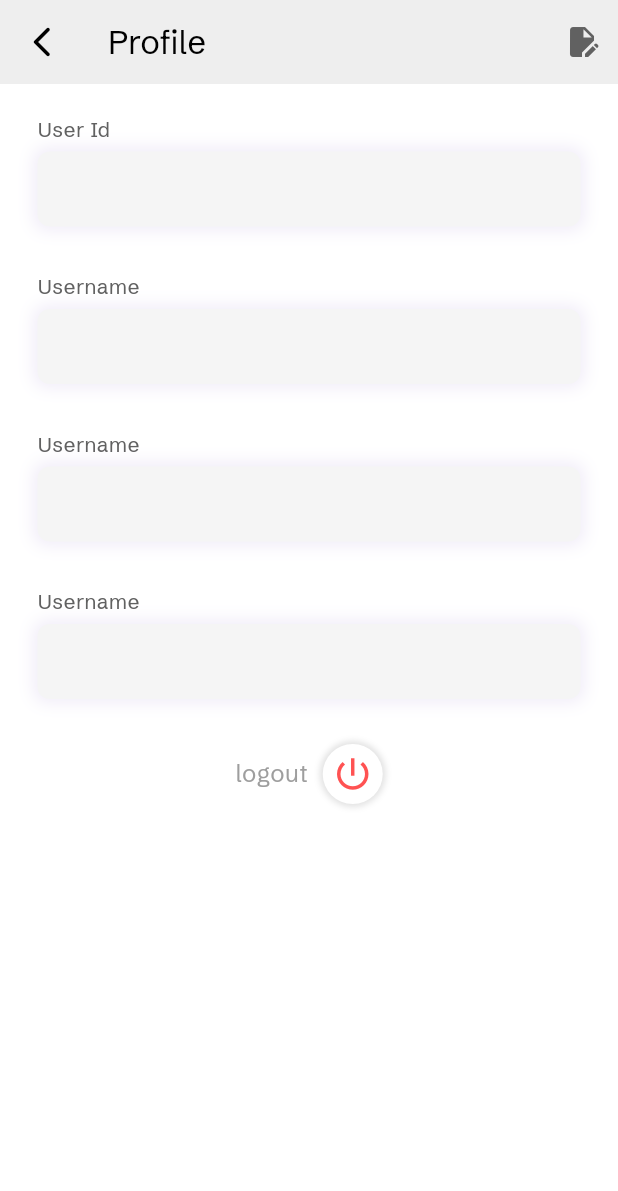
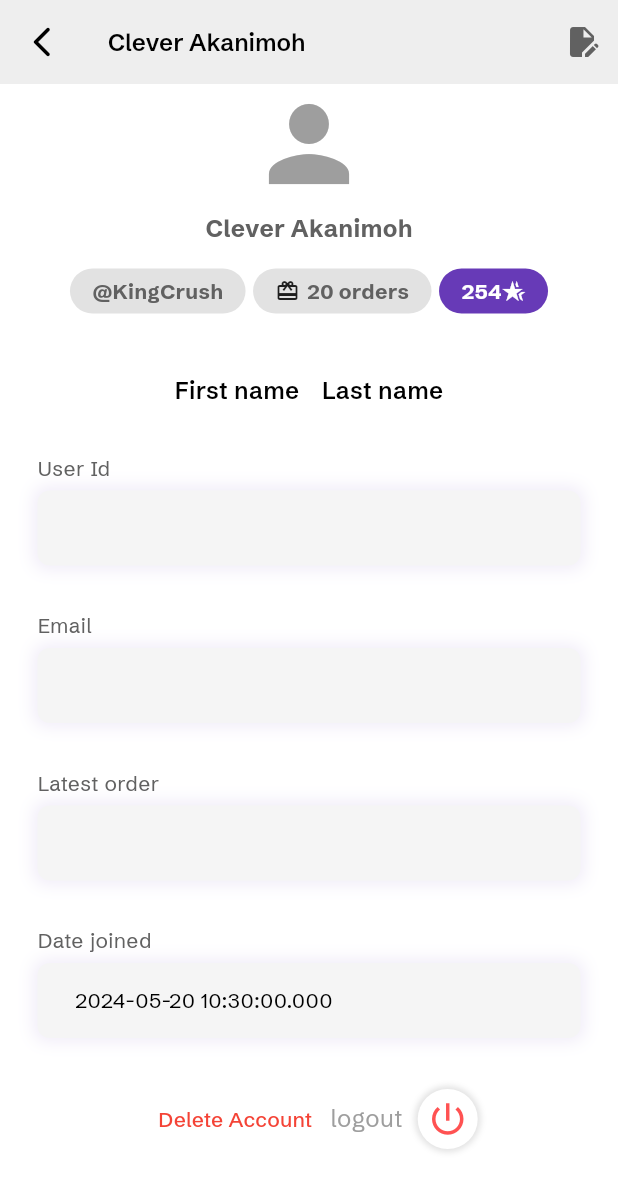
Before and after one commit to cleverAkanimoh/food_delivery_app, a Flutter app: the ProfilePage screen opened directly, on a phone screen of 412 x 824 dp. Shown: the top 1191 px of the screen. Run offline on Flutter 3.47's test engine with Material 3 defaults, Android fonts, the phone set to English and light mode, and no system bars; our stand-ins replace carousel_slider, cloud_firestore, firebase_auth, firebase_core, flutter_credit_card, google_maps_flutter and 2 more; accounts and stored records are empty; network calls fail.

Commit message:
changed 9 files

```diff
--- a/lib/pages/forgot_password_page.dart
+++ b/lib/pages/forgot_password_page.dart
@@ -91,7 +91,11 @@ class _ForgotPasswordPageState extends State<ForgotPasswordPage> {
                     ErrorText(errorMsg: errorMsg),
 
                     const SizedBox(height: smallWhiteSpace),
-                    MyButton(onTap: forgotPw, text: "Reset Password"),
+                    MyButton(
+                      onTap: forgotPw,
+                      text: "Reset Password",
+                      isLoading: isLoading,
+                    ),
                     // const SizedBox(height: whiteSpace),
                   ],
                 ),
--- a/lib/pages/profile_page.dart
+++ b/lib/pages/profile_page.dart
@@ -1,10 +1,13 @@
 import 'package:flutter/material.dart';
+import 'package:food_delivery_app/widgets/colored_container.dart';
+import 'package:food_delivery_app/widgets/settings_page/settings_header.dart';
 
 import '../constants.dart';
 import '../services/auth/auth_service.dart';
 import '../widgets/back_button.dart';
 import '../widgets/settings_page/logout_widget.dart';
 import '../widgets/settings_page/settings_container.dart';
+import '../widgets/title_text.dart';
 
 class ProfilePage extends StatelessWidget {
   ProfilePage({super.key});
@@ -16,7 +19,9 @@ class ProfilePage extends StatelessWidget {
     return Scaffold(
       appBar: AppBar(
         backgroundColor: Theme.of(context).colorScheme.background,
-        title: const Text("Profile"),
+        title: const TitleText(
+          text: "Clever Akanimoh",
+        ),
         leading: const CustomBackButton(),
         actions: [
           IconButton(
@@ -28,28 +33,62 @@ class ProfilePage extends StatelessWidget {
           )
         ],
       ),
-      body: Column(
+      body: SingleChildScrollView(
+        child: Column(
           children: [
-          const SizedBox(height: extraSmallWhiteSpace),
+            SettingsHeader(
+              hasSettings: false,
+            ),
+            const SizedBox(height: whiteSpace),
+            const Padding(
+              padding: EdgeInsets.symmetric(
+                horizontal: whiteSpace,
+                vertical: smallWhiteSpace,
+              ),
+              child: Row(
+                mainAxisAlignment: MainAxisAlignment.center,
+                children: [
+                  TitleText(text: "First name"),
+                  SizedBox(width: smallWhiteSpace),
+                  TitleText(text: "Last name"),
+                ],
+              ),
+            ),
             SettingsContainer(
               heading: "User Id",
               child: Text(user!.uid),
             ),
             SettingsContainer(
-            heading: "Username",
-            child: Text(user!.displayName ?? "No username"),
+              heading: "Email",
+              child: Text(user!.email!),
             ),
             SettingsContainer(
-            heading: "Username",
-            child: Text(user!.displayName ?? "No username"),
+              heading: "Latest order",
+              child: Text(user!.email!),
             ),
             SettingsContainer(
-            heading: "Username",
-            child: Text(user!.displayName ?? "No username"),
+              heading: "Date joined",
+              child: Text(
+                user!.metadata.creationTime.toString().replaceAll("7Z", ""),
+              ),
             ),
             const SizedBox(height: smallWhiteSpace),
+            Row(
+              mainAxisAlignment: MainAxisAlignment.center,
+              children: [
+                TextButton(
+                  onPressed: () {},
+                  child: const Text(
+                    "Delete Account",
+                    style: TextStyle(color: Colors.red),
+                  ),
+                ),
                 const LogoutWidget(),
               ],
+            ),
+            const SizedBox(height: whiteSpace),
+          ],
+        ),
       ),
     );
   }
--- a/lib/pages/register_page.dart
+++ b/lib/pages/register_page.dart
@@ -49,7 +49,7 @@ class _RegisterPageState extends State<RegisterPage> {
         );
 
         FirebaseFirestore.instance.collection('users').add({
-          "id": _user.user!.uid,
+          "userId": _user.user!.uid,
           "email": emailController.text.trim(),
           "username": usernameController.text.trim().replaceAll(" ", "_"),
           "imageUrl": _user.user!.photoURL,
--- /dev/null
+++ b/lib/widgets/colored_container.dart
@@ -0,0 +1,30 @@
+import 'package:flutter/material.dart';
+
+import '../constants.dart';
+
+class ColoredContainer extends StatelessWidget {
+  final Color? color;
+  final Widget child;
+
+  const ColoredContainer({
+    super.key,
+    required this.child,
+    this.color,
+  });
+
+  @override
+  Widget build(BuildContext context) {
+    return Container(
+      padding: const EdgeInsets.symmetric(
+        horizontal: smallWhiteSpace,
+        vertical: extraSmallWhiteSpace,
+      ),
+      decoration: BoxDecoration(
+        color: color ??
+            Theme.of(context).colorScheme.primary.withOpacity(shadowOpacityMd),
+        borderRadius: BorderRadius.circular(roundedFull),
+      ),
+      child: child,
+    );
+  }
+}
--- a/lib/widgets/settings_page/settings_container.dart
+++ b/lib/widgets/settings_page/settings_container.dart
@@ -4,6 +4,7 @@ import 'package:food_delivery_app/constants.dart';
 class SettingsContainer extends StatelessWidget {
   final Widget child;
   final String heading;
+
   const SettingsContainer({
     super.key,
     required this.child,
--- a/lib/widgets/settings_page/settings_header.dart
+++ b/lib/widgets/settings_page/settings_header.dart
@@ -1,97 +1,120 @@
 import 'package:flutter/material.dart';
 import 'package:food_delivery_app/constants.dart';
-import 'package:food_delivery_app/pages/profile_page.dart';
 import 'package:food_delivery_app/pages/settings_page.dart';
 
 import '../../services/auth/auth_service.dart';
+import '../colored_container.dart';
 
 class SettingsHeader extends StatelessWidget {
-  SettingsHeader({
-    super.key,
-  });
+  final bool? hasSettings;
+  SettingsHeader({super.key, this.hasSettings = true});
 
   final user = AuthService().getCurrentUser();
 
   @override
   Widget build(BuildContext context) {
     return Container(
-      padding: const EdgeInsets.all(smallWhiteSpace),
-      height: MediaQuery.of(context).size.height * 0.25,
+      padding: EdgeInsets.symmetric(
+          horizontal: smallWhiteSpace,
+          vertical: hasSettings! ? smallWhiteSpace : 0),
+      height: hasSettings! ? MediaQuery.of(context).size.height * 0.30 : null,
       width: MediaQuery.of(context).size.width,
-      color: mainColor,
       child: Stack(
         children: [
-          GestureDetector(
-            onTap: () => Navigator.push(
-              context,
-              MaterialPageRoute(
-                builder: (context) => ProfilePage(),
+          Column(
+            children: [
+              SizedBox(
+                width: largeWhiteSpace,
+                height: largeWhiteSpace,
+                child: user!.photoURL != null
+                    ? Image.network(user?.photoURL ?? "")
+                    : Icon(
+                        Icons.person,
+                        size: largeWhiteSpace,
+                        color: Theme.of(context).colorScheme.primary,
                       ),
               ),
-            child: Row(
-              mainAxisAlignment: MainAxisAlignment.start,
+              const SizedBox(height: extraSmallWhiteSpace),
+              Column(
                 children: [
-                user!.photoURL != null
-                    ? SizedBox(
-                        width: largeWhiteSpace,
-                        child: Image.network(user?.photoURL ?? ""),
-                      )
-                    : const Icon(
-                        Icons.person,
-                        size: largeWhiteSpace,
-                        color: Colors.white,
+                  Text(
+                    "Clever Akanimoh",
+                    style: TextStyle(
+                      fontSize: headingSize,
+                      fontWeight: FontWeight.bold,
+                      color: Theme.of(context).colorScheme.inversePrimary,
                     ),
-                const SizedBox(height: extraSmallWhiteSpace),
-                Padding(
-                  padding: const EdgeInsets.only(
-                    top: whiteSpace,
                   ),
-                  child: Column(
-                    crossAxisAlignment: CrossAxisAlignment.start,
+                  const SizedBox(height: smallWhiteSpace),
+                  Row(
                     mainAxisAlignment: MainAxisAlignment.center,
                     children: [
-                      Text(
-                        user!.displayName ?? "Username",
-                        style: const TextStyle(
-                          fontSize: paragraphSize,
+                      ColoredContainer(
+                        child: Text(
+                          "@KingCrush",
+                          style: TextStyle(
                             fontWeight: FontWeight.bold,
-                          color: Colors.white,
+                            color: Theme.of(context).colorScheme.inversePrimary,
                           ),
                         ),
-                      RichText(
-                        text: TextSpan(
-                          text:
-                              "${user!.email!.substring(0, 3)}***@${user!.email!.split("@")[1]}",
+                      ),
+                      const SizedBox(width: extraSmallWhiteSpace),
+                      ColoredContainer(
+                        child: Row(
+                          children: [
+                            const Icon(
+                              Icons.card_giftcard,
+                              size: headingSize,
+                            ),
+                            const SizedBox(width: extraSmallWhiteSpace),
+                            Text(
+                              "20 orders",
                               style: TextStyle(
-                            fontSize: smallSize,
                                 fontWeight: FontWeight.bold,
-                            color: Colors.white.withOpacity(.5),
-                          ),
-                          children: [
-                            TextSpan(
-                              text:
-                                  " (${user!.emailVerified ? "verified" : "unverified"})",
-                              style: TextStyle(
-                                color: user!.emailVerified
-                                    ? Colors.green
-                                    : Colors.red,
+                                color: Theme.of(context)
+                                    .colorScheme
+                                    .inversePrimary,
                               ),
                             ),
                           ],
                         ),
                       ),
-                    ],
+                      const SizedBox(width: extraSmallWhiteSpace),
+                      const ColoredContainer(
+                        color: mainColor,
+                        child: Row(
+                          children: [
+                            Text(
+                              "254",
+                              style: TextStyle(
+                                color: Colors.white,
+                                fontWeight: FontWeight.bold,
                               ),
+                            ),
+                            Icon(
+                              Icons.hotel_class,
+                              size: headingSize,
+                              color: Colors.white,
                             )
                           ],
                         ),
                       ),
+                    ],
+                  )
+                ],
+              )
+            ],
+          ),
           Positioned(
-            bottom: 0,
+            top: extraSmallWhiteSpace,
             right: 0,
-            child: Container(
+            child: hasSettings!
+                ? Container(
                     decoration: BoxDecoration(
-                color: Theme.of(context).colorScheme.secondary,
+                      color: Theme.of(context)
+                          .colorScheme
+                          .primary
+                          .withOpacity(shadowOpacity),
                       shape: BoxShape.circle,
                     ),
                     child: IconButton(
@@ -106,7 +129,8 @@ class SettingsHeader extends StatelessWidget {
                         color: mainColor,
                       ),
                     ),
-            ),
+                  )
+                : const SizedBox(),
           )
         ],
       ),
--- /dev/null
+++ b/lib/widgets/title_text.dart
@@ -0,0 +1,21 @@
+import 'package:flutter/material.dart';
+import 'package:food_delivery_app/constants.dart';
+
+class TitleText extends StatelessWidget {
+  final String text;
+  const TitleText({
+    super.key,
+    required this.text,
+  });
+
+  @override
+  Widget build(BuildContext context) {
+    return Text(
+      text,
+      style: const TextStyle(
+        fontSize: headingSize,
+        fontWeight: FontWeight.w600,
+      ),
+    );
+  }
+}
```
Also changed, not shown: lib/services/database/firestore.dart (+11 -3 lines), lib/widgets/home_page/home_header.dart (+20 -10 lines). Lines whose indentation alone changed are shown as unchanged.
